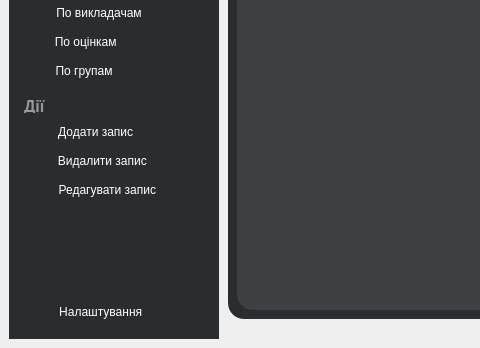
Old version of the form src/mainwindow.ui in the repository MikeostCorp/Gradify; both pictures show x 0 to 480 and y 302 to 650 of the 1000 by 650 pixel window.
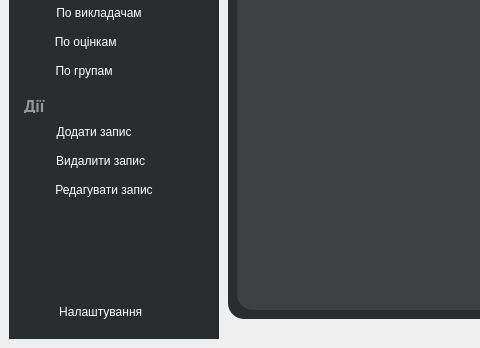
New version of the form. Icons and pictures are not drawn.

```diff
--- a/src/mainwindow.ui
+++ b/src/mainwindow.ui
@@ -718,7 +718,7 @@
 }</string>
           </property>
           <property name="text">
-           <string>  Додати запис             </string>
+           <string>  Додати запис              </string>
           </property>
           <property name="icon">
            <iconset resource="recources.qrc">
@@ -775,7 +775,7 @@
 }</string>
           </property>
           <property name="text">
-           <string>  Видалити запис         </string>
+           <string>  Видалити запис          </string>
           </property>
           <property name="icon">
            <iconset resource="recources.qrc">
@@ -783,8 +783,8 @@
           </property>
           <property name="iconSize">
            <size>
-            <width>20</width>
-            <height>20</height>
+            <width>18</width>
+            <height>18</height>
            </size>
           </property>
          </widget>
@@ -832,7 +832,7 @@
 }</string>
           </property>
           <property name="text">
-           <string>  Редагувати запис      </string>
+           <string>  Редагувати запис        </string>
           </property>
           <property name="icon">
            <iconset resource="recources.qrc">
@@ -840,8 +840,8 @@
           </property>
           <property name="iconSize">
            <size>
-            <width>20</width>
-            <height>20</height>
+            <width>18</width>
+            <height>18</height>
            </size>
           </property>
          </widget>
```
Left out of the diff: 6 changed lines with no effect on the pictures.
